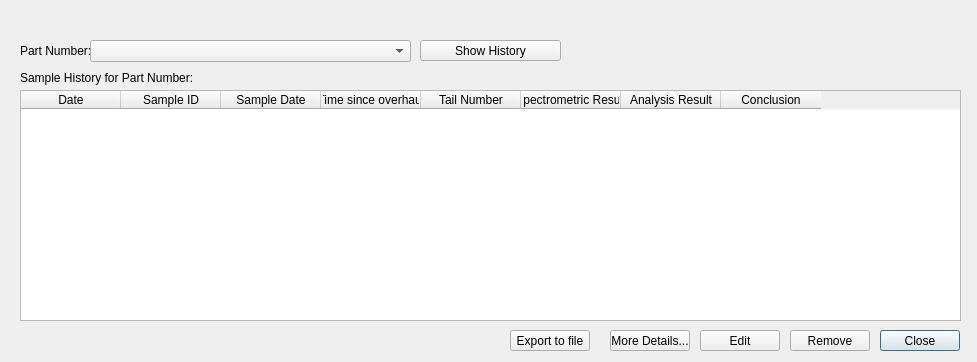
This is history.ui in peterooch/DigiFerro as Qt 5 draws it before an edit. The edited form follows.
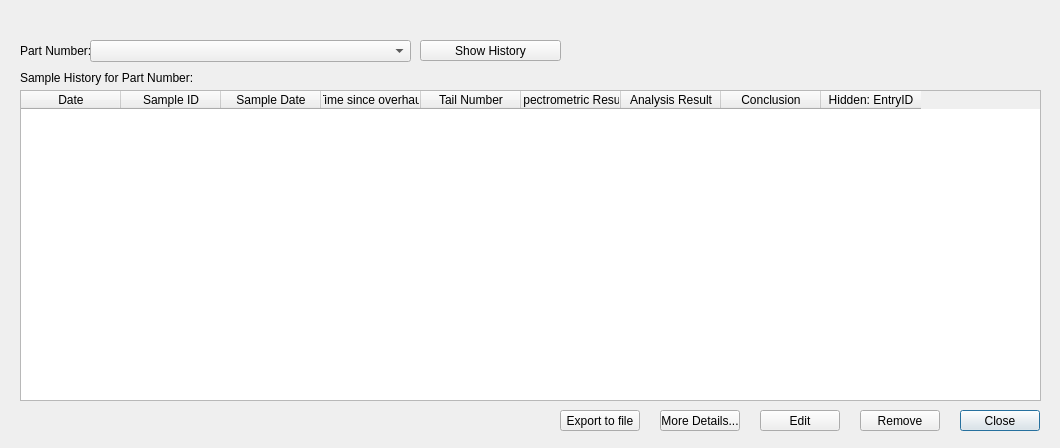
This is the edited form.

Patch:
```diff
--- a/history.ui
+++ b/history.ui
@@ -6,8 +6,8 @@
    <rect>
     <x>0</x>
     <y>0</y>
-    <width>977</width>
-    <height>362</height>
+    <width>1060</width>
+    <height>448</height>
    </rect>
   </property>
   <property name="windowTitle">
@@ -16,8 +16,8 @@
   <widget class="QPushButton" name="closeButton">
    <property name="geometry">
     <rect>
-     <x>880</x>
-     <y>330</y>
+     <x>960</x>
+     <y>410</y>
      <width>80</width>
      <height>21</height>
     </rect>
@@ -70,8 +70,8 @@
     <rect>
      <x>20</x>
      <y>90</y>
-     <width>941</width>
-     <height>231</height>
+     <width>1021</width>
+     <height>311</height>
     </rect>
    </property>
    <column>
@@ -114,6 +114,11 @@
      <string>Conclusion</string>
     </property>
    </column>
+   <column>
+    <property name="text">
+     <string>Hidden: EntryID</string>
+    </property>
+   </column>
   </widget>
   <widget class="QComboBox" name="comboBox">
    <property name="geometry">
@@ -128,8 +133,8 @@
   <widget class="QPushButton" name="detailsButton">
    <property name="geometry">
     <rect>
-     <x>610</x>
-     <y>330</y>
+     <x>660</x>
+     <y>410</y>
      <width>80</width>
      <height>21</height>
     </rect>
@@ -141,8 +146,8 @@
   <widget class="QPushButton" name="exportButton">
    <property name="geometry">
     <rect>
-     <x>510</x>
-     <y>330</y>
+     <x>560</x>
+     <y>410</y>
      <width>80</width>
      <height>21</height>
     </rect>
@@ -154,8 +159,8 @@
   <widget class="QPushButton" name="pushButton_4">
    <property name="geometry">
     <rect>
-     <x>700</x>
-     <y>330</y>
+     <x>760</x>
+     <y>410</y>
      <width>80</width>
      <height>21</height>
     </rect>
@@ -167,8 +172,8 @@
   <widget class="QPushButton" name="pushButton_5">
    <property name="geometry">
     <rect>
-     <x>790</x>
-     <y>330</y>
+     <x>860</x>
+     <y>410</y>
      <width>80</width>
      <height>21</height>
     </rect>
```
Left out of the diff: 2 changed lines with no effect on the pictures.
